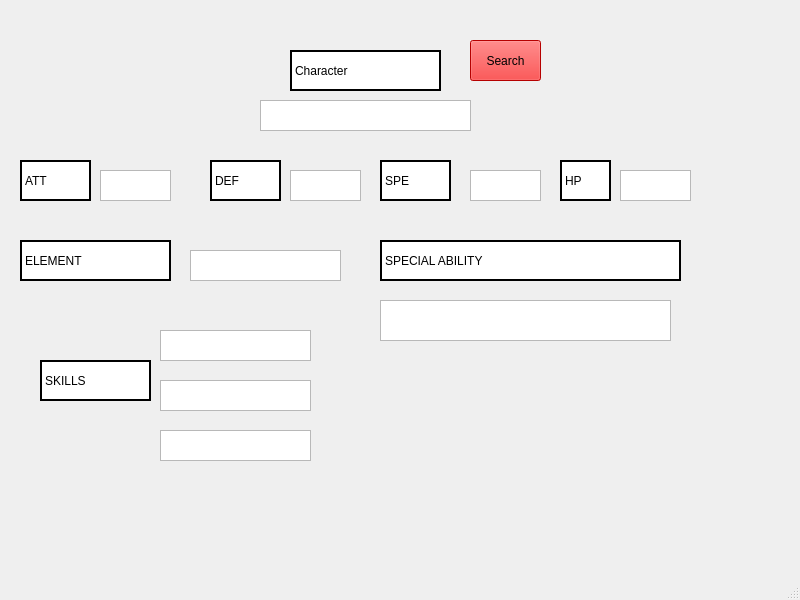
The window that Prototypes/Database_Prototype_1/mainwindow.ui (PaulNowak36/Kritical-Hit) describes before a commit, drawn with Qt 5.
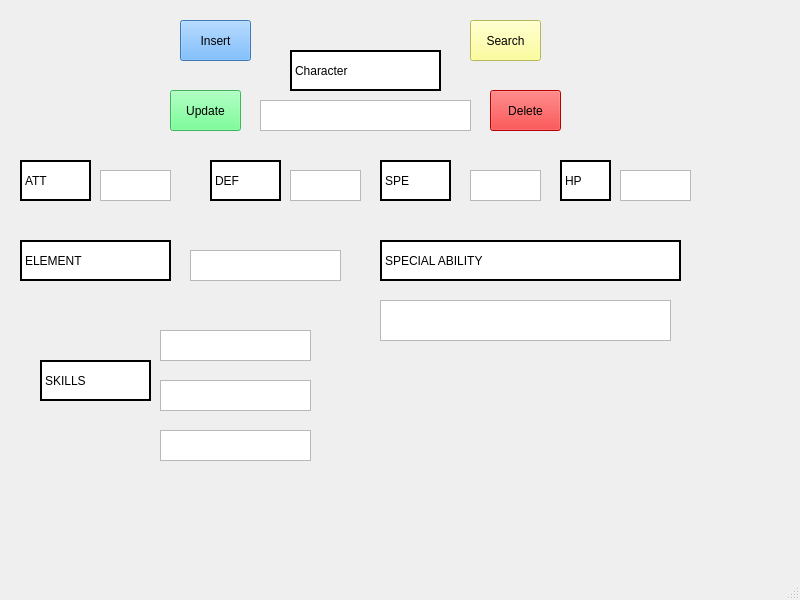
The same window after the commit.

```diff
--- a/Prototypes/Database_Prototype_1/mainwindow.ui
+++ b/Prototypes/Database_Prototype_1/mainwindow.ui
@@ -270,19 +270,70 @@
     <property name="geometry">
      <rect>
       <x>470</x>
-      <y>40</y>
+      <y>20</y>
       <width>71</width>
       <height>41</height>
      </rect>
     </property>
     <property name="styleSheet">
      <string notr="true">color: rgb(0, 0, 0);
-background-color: rgb(255, 0, 0);</string>
+background-color: rgb(255, 255, 127);</string>
     </property>
     <property name="text">
      <string>Search</string>
     </property>
    </widget>
+   <widget class="QPushButton" name="Insert_Button">
+    <property name="geometry">
+     <rect>
+      <x>180</x>
+      <y>20</y>
+      <width>71</width>
+      <height>41</height>
+     </rect>
+    </property>
+    <property name="styleSheet">
+     <string notr="true">color: rgb(0, 0, 0);
+background-color: rgb(85, 170, 255);</string>
+    </property>
+    <property name="text">
+     <string>Insert</string>
+    </property>
+   </widget>
+   <widget class="QPushButton" name="Insert_Button_2">
+    <property name="geometry">
+     <rect>
+      <x>170</x>
+      <y>90</y>
+      <width>71</width>
+      <height>41</height>
+     </rect>
+    </property>
+    <property name="styleSheet">
+     <string notr="true">color: rgb(0, 0, 0);
+background-color: rgb(85, 255, 127);</string>
+    </property>
+    <property name="text">
+     <string>Update</string>
+    </property>
+   </widget>
+   <widget class="QPushButton" name="Get_Button_2">
+    <property name="geometry">
+     <rect>
+      <x>490</x>
+      <y>90</y>
+      <width>71</width>
+      <height>41</height>
+     </rect>
+    </property>
+    <property name="styleSheet">
+     <string notr="true">color: rgb(0, 0, 0);
+background-color: rgb(255, 0, 0);</string>
+    </property>
+    <property name="text">
+     <string>Delete</string>
+    </property>
+   </widget>
   </widget>
   <widget class="QMenuBar" name="menubar">
    <property name="geometry">
```
Left out of the diff: 2 changed lines with no effect on the pictures.
